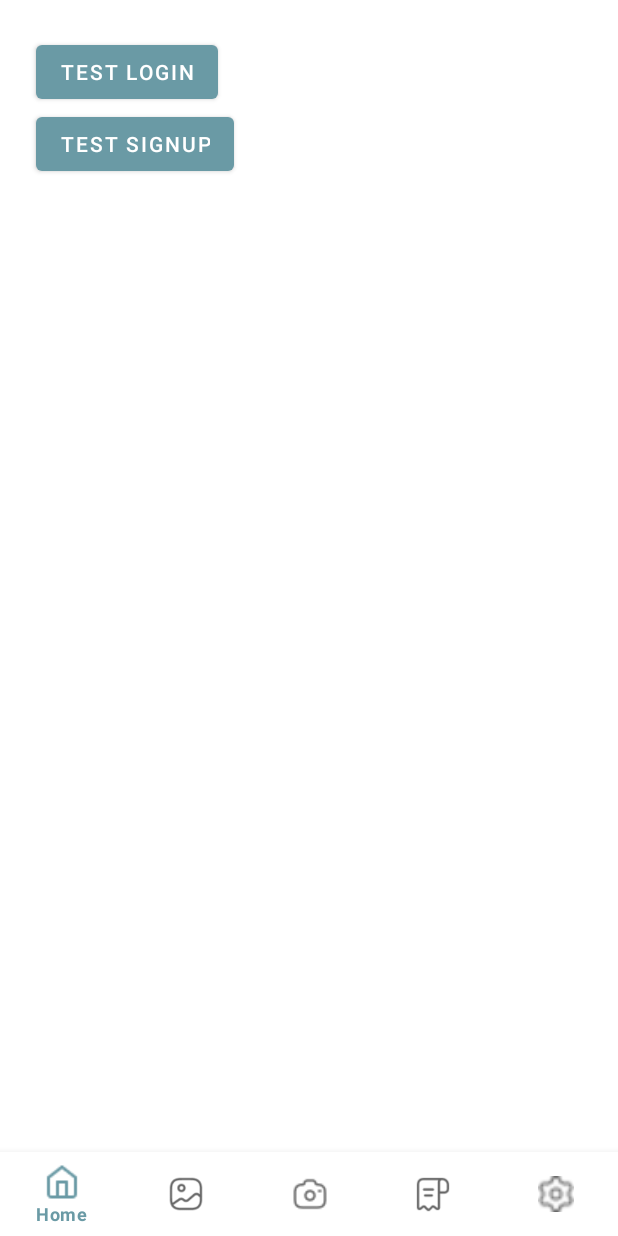
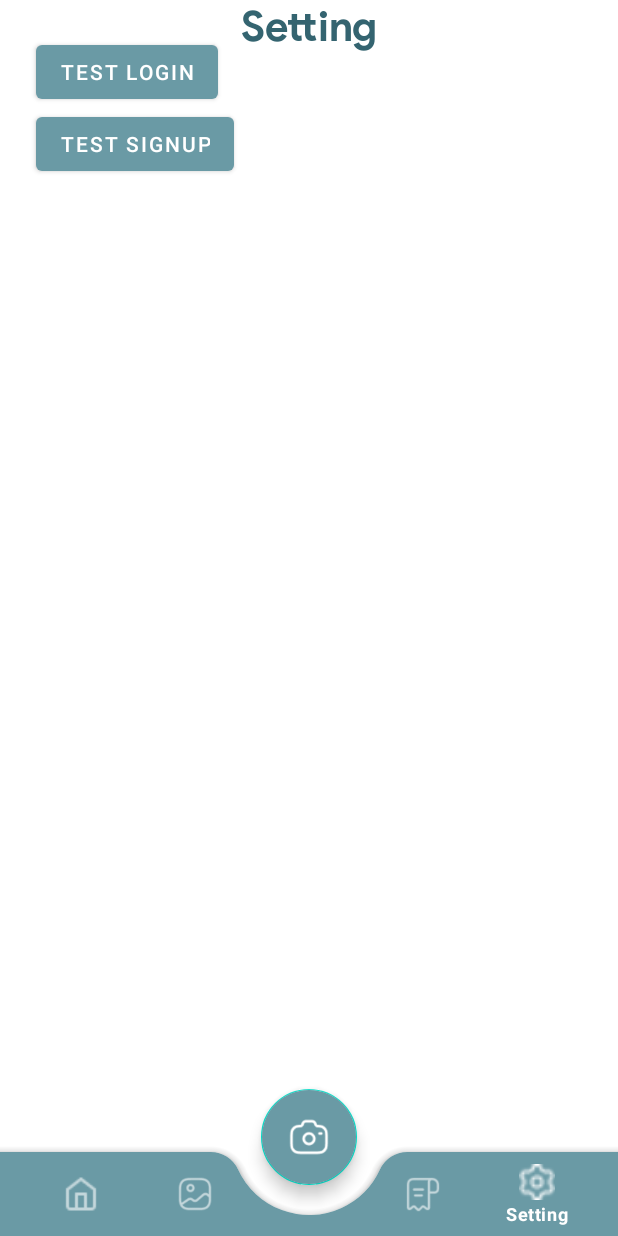
Before and after one commit to Estetikin/Estetikin-Mobile, an Android app: the screen it shows after launch (MainActivity), item 5 of the bottom bar chosen, on a phone screen of 412 x 824 dp. Run offline under Robolectric (Android 15) with nearby library versions, the light colour scheme and no system bars; our stand-ins replace navigation-ui.

Commit message:
Navigation with custom NavBar

```diff
--- a/app/src/main/java/com/codegeniuses/estetikin/MainActivity.kt
+++ b/app/src/main/java/com/codegeniuses/estetikin/MainActivity.kt
@@ -1,18 +1,15 @@
 package com.codegeniuses.estetikin
 
 import android.content.Intent
+import android.os.Bundle
 import androidx.appcompat.app.AppCompatActivity
-import android.os.Bundle
-import android.util.Log
-import androidx.fragment.app.commit
-import androidx.fragment.app.commitNow
 import androidx.navigation.fragment.NavHostFragment
 import androidx.navigation.ui.setupWithNavController
 import com.codegeniuses.estetikin.databinding.ActivityMainBinding
-import com.codegeniuses.estetikin.ui.home.HomeFragment
 import com.codegeniuses.estetikin.ui.login.LoginActivity
 import com.codegeniuses.estetikin.ui.signup.SignUpActivity
 import com.google.android.material.bottomnavigation.BottomNavigationView
+
 
 class MainActivity : AppCompatActivity() {
     private lateinit var binding: ActivityMainBinding
@@ -22,6 +19,8 @@ class MainActivity : AppCompatActivity() {
         binding = ActivityMainBinding.inflate(layoutInflater)
         setContentView(binding.root)
         supportActionBar?.hide()
+        binding.botNav.background = null
+        binding.botNav.menu.getItem(2).isEnabled = false
 
         binding.btnTestLogin.setOnClickListener{
             val intent = Intent(this@MainActivity, LoginActivity::class.java)
@@ -33,16 +32,12 @@ class MainActivity : AppCompatActivity() {
             startActivity(intent)
         }
 
-
-
-        val botNav: BottomNavigationView = binding.botNav
-
         val navHostFragment =
             supportFragmentManager.findFragmentById(R.id.fragment_home_nav) as NavHostFragment
         val navController = navHostFragment.navController
+
+        val botNav: BottomNavigationView = binding.botNav
         botNav.setupWithNavController(navController)
 
     }
-
-
 }
--- a/app/src/main/java/com/codegeniuses/estetikin/ui/setting/SettingFragment.kt
+++ b/app/src/main/java/com/codegeniuses/estetikin/ui/setting/SettingFragment.kt
@@ -22,5 +22,4 @@ class SettingFragment : Fragment() {
         binding = FragmentSettingBinding.inflate(inflater, container, false)
         return binding.root
     }
-
 }
--- a/app/src/main/res/layout/activity_login.xml
+++ b/app/src/main/res/layout/activity_login.xml
@@ -80,6 +80,7 @@
         android:layout_width="match_parent"
         android:layout_height="wrap_content"
         android:layout_marginHorizontal="@dimen/spacing_32"
+
         android:layout_marginTop="@dimen/spacing_32"
         android:padding="@dimen/spacing_12"
         android:text="@string/login"
--- a/app/src/main/res/layout/activity_main.xml
+++ b/app/src/main/res/layout/activity_main.xml
@@ -1,5 +1,6 @@
 <?xml version="1.0" encoding="utf-8"?>
-<androidx.constraintlayout.widget.ConstraintLayout xmlns:android="http://schemas.android.com/apk/res/android"
+<androidx.constraintlayout.widget.ConstraintLayout
+    xmlns:android="http://schemas.android.com/apk/res/android"
     xmlns:app="http://schemas.android.com/apk/res-auto"
     xmlns:tools="http://schemas.android.com/tools"
     android:layout_width="match_parent"
@@ -38,18 +39,41 @@
         app:layout_constraintTop_toTopOf="parent"
         app:navGraph="@navigation/main_navigation" />
 
-    <com.google.android.material.bottomnavigation.BottomNavigationView
-        android:id="@+id/bot_nav"
-        android:layout_width="0dp"
-        android:layout_height="wrap_content"
-        android:layout_marginStart="0dp"
-        android:layout_marginEnd="0dp"
-        android:background="?android:attr/windowBackground"
-        app:layout_constraintBottom_toBottomOf="parent"
-        app:layout_constraintLeft_toLeftOf="parent"
-        app:layout_constraintRight_toRightOf="parent"
-        app:menu="@menu/bottom_nav_menu"  />
+    <androidx.coordinatorlayout.widget.CoordinatorLayout
+        android:layout_width="match_parent"
+        android:layout_height="match_parent">
 
+        <com.google.android.material.bottomappbar.BottomAppBar
+            android:id="@+id/bottomAppBar"
+            android:layout_width="match_parent"
+            android:layout_height="wrap_content"
+            app:fabCradleMargin="20dp"
+            app:fabCradleVerticalOffset="10dp"
+            app:fabCradleRoundedCornerRadius="20dp"
+            android:backgroundTint="@color/colorPrimary"
+            android:layout_gravity="bottom">
 
+            <com.google.android.material.bottomnavigation.BottomNavigationView
+                android:id="@+id/bot_nav"
+                android:layout_width="match_parent"
+                android:layout_height="match_parent"
+                android:layout_marginEnd="16dp"
+                android:background="@android:color/transparent"
+                android:theme="@style/bottom_nav_overlay"
+                app:menu="@menu/bottom_nav_menu" />
+
+        </com.google.android.material.bottomappbar.BottomAppBar>
+
+        <com.google.android.material.floatingactionbutton.FloatingActionButton
+            android:id="@+id/fab"
+            android:layout_width="wrap_content"
+            android:layout_height="wrap_content"
+            android:src="@drawable/ic_camera"
+            app:maxImageSize="@dimen/spacing_28"
+            app:fabCustomSize="@dimen/spacing_64"
+            android:backgroundTint="@color/colorPrimary"
+            app:tint="@color/white"
+            app:layout_anchor="@id/bottomAppBar" />
+    </androidx.coordinatorlayout.widget.CoordinatorLayout>
 
 </androidx.constraintlayout.widget.ConstraintLayout>
--- a/app/src/main/res/layout/fragment_setting.xml
+++ b/app/src/main/res/layout/fragment_setting.xml
@@ -1,13 +1,19 @@
 <?xml version="1.0" encoding="utf-8"?>
-<FrameLayout xmlns:android="http://schemas.android.com/apk/res/android"
+<androidx.constraintlayout.widget.ConstraintLayout xmlns:android="http://schemas.android.com/apk/res/android"
+    xmlns:app="http://schemas.android.com/apk/res-auto"
     xmlns:tools="http://schemas.android.com/tools"
     android:layout_width="match_parent"
     android:layout_height="match_parent"
     tools:context=".ui.setting.SettingFragment">
 
     <TextView
-        android:layout_width="match_parent"
-        android:layout_height="match_parent"
-        android:text="@string/title_setting" />
+        android:layout_width="wrap_content"
+        android:layout_height="wrap_content"
+        android:text="@string/title_setting"
+        android:theme="@style/Text.Title"
+        app:layout_constraintBottom_toBottomOf="parent"
+        app:layout_constraintEnd_toEndOf="parent"
+        app:layout_constraintStart_toStartOf="parent"
+        app:layout_constraintTop_toTopOf="parent" />
 
-</FrameLayout>
+</androidx.constraintlayout.widget.ConstraintLayout>
--- a/app/src/main/res/menu/bottom_nav_menu.xml
+++ b/app/src/main/res/menu/bottom_nav_menu.xml
@@ -1,26 +1,26 @@
 <?xml version="1.0" encoding="utf-8"?>
 <menu xmlns:android="http://schemas.android.com/apk/res/android">
-
     <item
-        android:id="@+id/navigation_home"
+        android:id="@+id/homeFragment"
         android:icon="@drawable/ic_home"
         android:title="@string/title_home" />
 
     <item
-        android:id="@+id/navigation_album"
+        android:id="@+id/albumFragment"
         android:icon="@drawable/ic_gallery"
         android:title="@string/title_album" />
 
     <item
-        android:id="@+id/navigation_camera"
-        android:icon="@drawable/ic_camera"
-        android:title="@string/title_camera"/>
+        android:id="@+id/placeHolder"
+        android:title="@string/placeHolder"/>
+
     <item
-        android:id="@+id/navigation_module"
+        android:id="@+id/modulFragment"
         android:icon="@drawable/ic_module"
         android:title="@string/title_module" />
+
     <item
-        android:id="@+id/navigation_setting"
+        android:id="@+id/settingFragment"
         android:icon="@drawable/ic_setting"
         android:title="@string/title_setting" />
 </menu>
--- a/app/src/main/res/values/colors.xml
+++ b/app/src/main/res/values/colors.xml
@@ -11,7 +11,7 @@
     <color name="pink_500">#F43F5E</color>
     <color name="pink_700">#C32D46</color>
 
-
+    <color name="colorPrimary">@color/green_700</color>
     <color name="transparent_green">#dfe5e9</color>
     <color name="green_500">#a8c2cc</color>
     <color name="green_700">#6A9AA5</color>
--- a/app/src/main/res/values/dimens.xml
+++ b/app/src/main/res/values/dimens.xml
@@ -6,8 +6,15 @@
     <dimen name="spacing_12">12dp</dimen>
     <dimen name="spacing_16">16dp</dimen>
     <dimen name="spacing_24">24dp</dimen>
+    <dimen name="spacing_28">28dp</dimen>
     <dimen name="spacing_32">32dp</dimen>
     <dimen name="spacing_40">40dp</dimen>
+    <dimen name="spacing_48">48dp</dimen>
+    <dimen name="spacing_56">56dp</dimen>
+    <dimen name="spacing_64">64dp</dimen>
+    <dimen name="spacing_72">72dp</dimen>
+    <dimen name="spacing_80">80dp</dimen>
+
 
     <dimen name="text_size_4">4sp</dimen>
     <dimen name="text_size_6">6sp</dimen>
--- a/app/src/main/res/values/strings.xml
+++ b/app/src/main/res/values/strings.xml
@@ -25,6 +25,7 @@
     <string name="title_album" translatable="false">Album</string>
     <string name="title_module">Module</string>
     <string name="title_camera">Camera</string>
+    <string name="placeHolder">Place Holder</string>
 
 
 </resources>
--- a/app/src/main/res/values/themes.xml
+++ b/app/src/main/res/values/themes.xml
@@ -22,4 +22,12 @@
         <item name="fontFamily">@font/product_sans_bold</item>
         <item name="android:textSize">28sp</item>
     </style>
+
+    <style name="bottom_nav_overlay">
+        <!-- selected item -->
+        <item name="colorPrimary">@color/white</item>
+        <!-- other -->
+        <item name="colorOnSurface">@color/white</item>
+    </style>
+
 </resources>
```
Also changed, not shown: app/src/main/AndroidManifest.xml (+9 -0 lines), app/src/main/res/layout/bottom_nav.xml (+16 -20 lines), app/src/main/res/layout/fragment_album.xml (+11 -5 lines), app/src/main/res/drawable/ic_camera.png.
